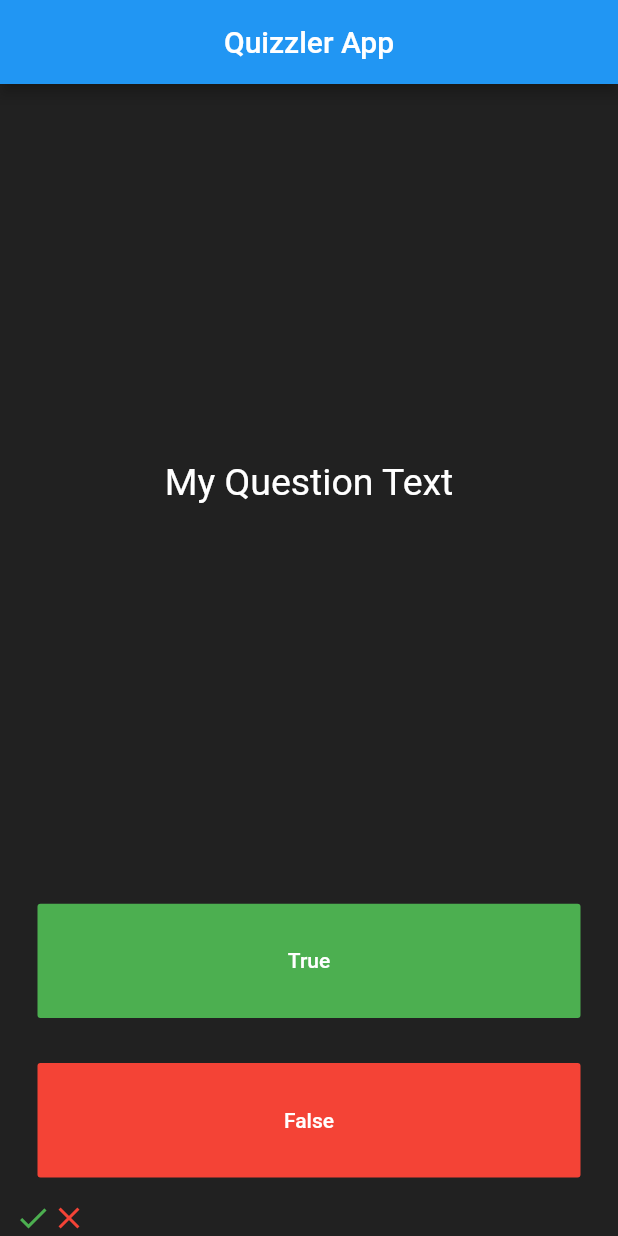
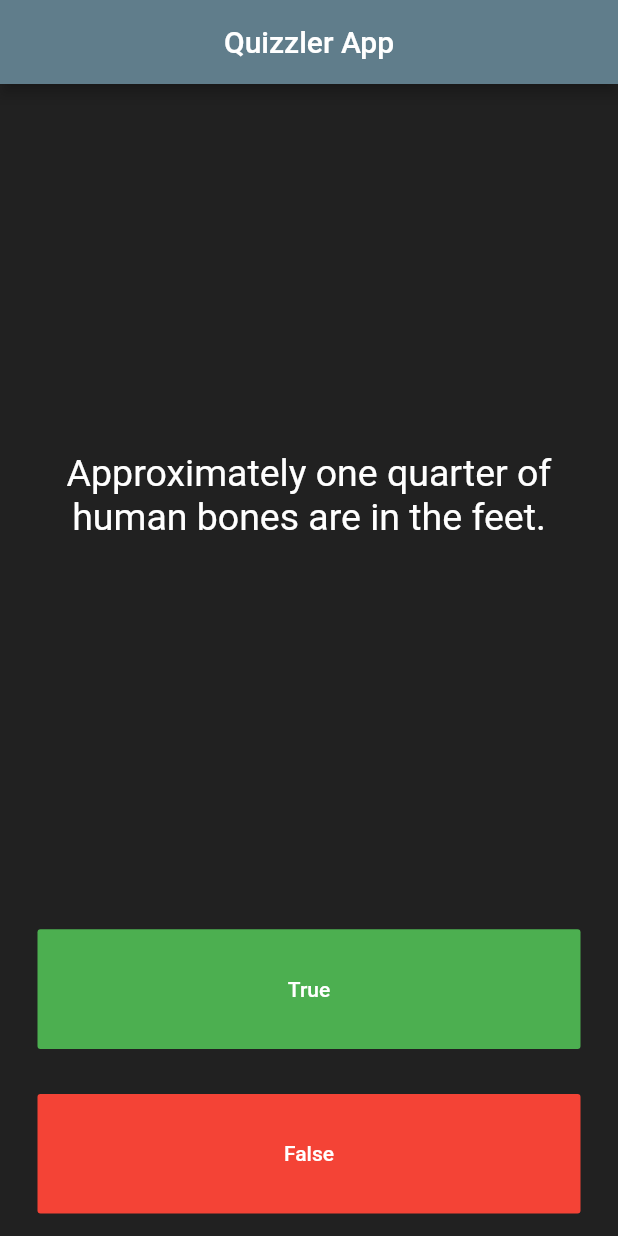
Before and after one commit to sadiqmmm/quizzler_app, a Flutter app: the screen it shows after launch, after a tap on "True", after a tap on "False", on a phone screen of 412 x 824 dp. Run offline on Flutter 3.47's test engine with Material 2 defaults, Android fonts, the phone set to English and light mode, and no system bars.

Commit message:
Add the quizBrain file

```diff
--- a/lib/main.dart
+++ b/lib/main.dart
@@ -1,4 +1,7 @@
 import 'package:flutter/material.dart';
+import 'quiz_brain.dart';
+
+QuizBrain quizBrain = QuizBrain();
 
 void main() {
   runApp(MyApp());
@@ -13,6 +16,7 @@ class MyApp extends StatelessWidget {
       home: Scaffold(
         backgroundColor: Colors.grey.shade900,
         appBar: AppBar(
+          backgroundColor: Colors.blueGrey,
           title: Text("Quizzler App"),
           centerTitle: true,
         ),
@@ -35,6 +39,8 @@ class QuizzlerApp extends StatefulWidget {
 class _QuizzlerAppState extends State<QuizzlerApp> {
   List<Icon> scoreKeeper = [];
 
+  List<bool> answers = [false, true, false, false];
+
   @override
   Widget build(BuildContext context) {
     return Column(
@@ -47,7 +53,7 @@ class _QuizzlerAppState extends State<QuizzlerApp> {
             padding: EdgeInsets.all(10.0),
             child: Center(
               child: Text(
-                "My Question Text",
+                quizBrain.getQuestionText(),
                 textAlign: TextAlign.center,
                 style: TextStyle(
                   fontSize: 25.0,
@@ -62,13 +68,15 @@ class _QuizzlerAppState extends State<QuizzlerApp> {
             padding: EdgeInsets.all(15.0),
             child: FlatButton(
               onPressed: () {
+                bool correctAnswer = quizBrain.getQuestionAnswer();
+
+                if (correctAnswer == true) {
+                  print("Right!");
+                } else {
+                  print("Wrong!");
+                }
                 setState(() {
-                  scoreKeeper.add(
-                    Icon(
-                      Icons.check,
-                      color: Colors.green,
-                    ),
-                  );
+                  quizBrain.nextQuestion();
                 });
               },
               child: Text('True'),
@@ -82,13 +90,15 @@ class _QuizzlerAppState extends State<QuizzlerApp> {
             padding: EdgeInsets.all(15.0),
             child: FlatButton(
               onPressed: () {
+                bool correctAnswer = quizBrain.getQuestionAnswer();
+
+                if (correctAnswer == false) {
+                  print("Right!");
+                } else {
+                  print("Wrong!");
+                }
                 setState(() {
-                  scoreKeeper.add(
-                    Icon(
-                      Icons.close,
-                      color: Colors.red,
-                    ),
-                  );
+                  quizBrain.nextQuestion();
                 });
               },
               child: Text('False'),
--- /dev/null
+++ b/lib/question.dart
@@ -0,0 +1,9 @@
+class Question {
+  String questionText;
+  bool questionAnswer;
+
+  Question(String question, bool answer) {
+    questionText = question;
+    questionAnswer = answer;
+  }
+}
--- /dev/null
+++ b/lib/quiz_brain.dart
@@ -0,0 +1,49 @@
+import 'question.dart';
+
+class QuizBrain {
+  int _questionNumber = 0;
+
+  List<Question> _questionBank = [
+    Question('Some cats are actually allergic to humans', true),
+    Question('You can lead a cow down stairs but not up stairs.', false),
+    Question('Approximately one quarter of human bones are in the feet.', true),
+    Question('A slug\'s blood is green.', true),
+    Question('Buzz Aldrin\'s mother\'s maiden name was \"Moon\".', true),
+    Question('It is illegal to pee in the Ocean in Portugal.', true),
+    Question(
+        'No piece of square dry paper can be folded in half more than 7 times.',
+        false),
+    Question(
+        'In London, UK, if you happen to die in the House of Parliament, you are technically entitled to a state funeral, because the building is considered too sacred a place.',
+        true),
+    Question(
+        'The loudest sound produced by any animal is 188 decibels. That animal is the African Elephant.',
+        false),
+    Question(
+        'The total surface area of two human lungs is approximately 70 square metres.',
+        true),
+    Question('Google was originally called \"Backrub\".', true),
+    Question(
+        'Chocolate affects a dog\'s heart and nervous system; a few ounces are enough to kill a small dog.',
+        true),
+    Question(
+        'In West Virginia, USA, if you accidentally hit an animal with your car, you are free to take it home to eat.',
+        true),
+  ];
+
+  void nextQuestion() {
+    if (_questionNumber < _questionBank.length - 1) {
+      _questionNumber++;
+    }
+    print(_questionNumber);
+    print(_questionBank.length);
+  }
+
+  String getQuestionText() {
+    return _questionBank[_questionNumber].questionText;
+  }
+
+  bool getQuestionAnswer() {
+    return _questionBank[_questionNumber].questionAnswer;
+  }
+}
```
